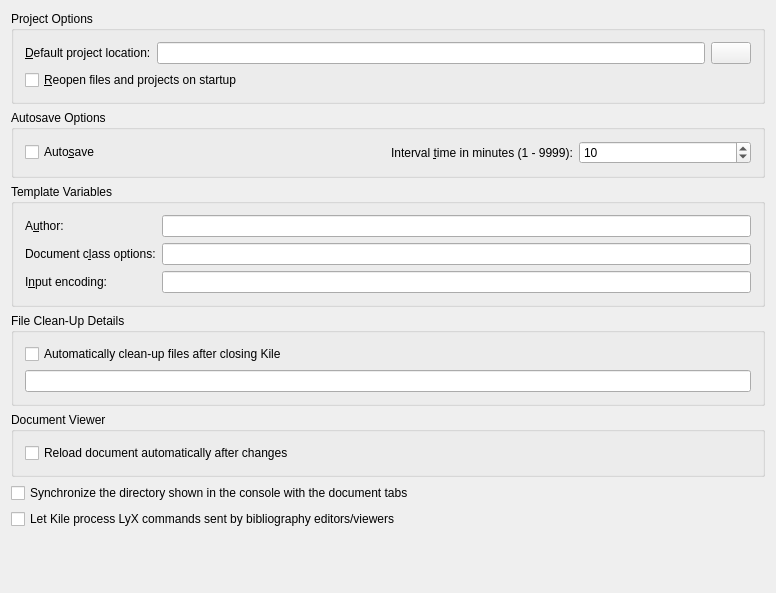
The window that src/widgets/generalconfigwidget.ui (KDE/kile) describes before a commit, drawn with Qt 5.
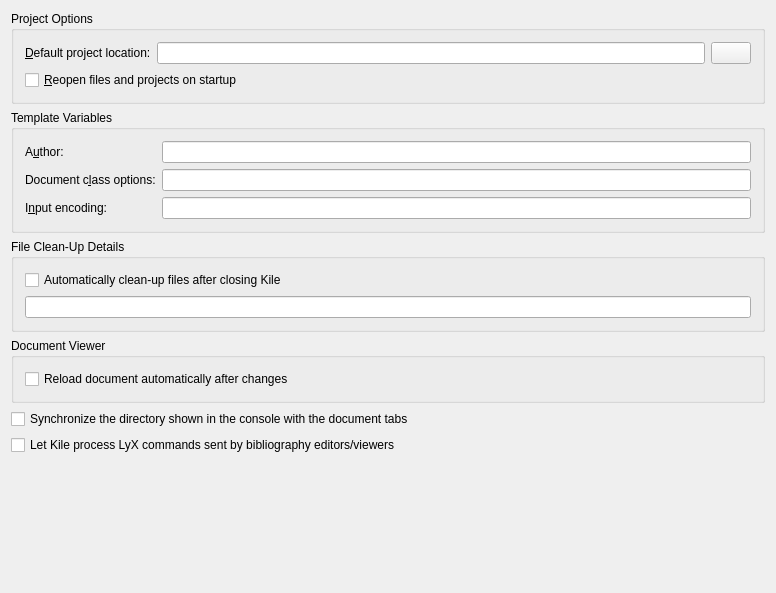
The same window after the commit. Custom widgets are drawn as their Qt base class.

Commit message:
Remove the auto-save feature
KTextEditor now has its own crash-recovery technique. As a positive side effect, the code flow in Kile also becomes easier.

```diff
--- a/src/widgets/generalconfigwidget.ui
+++ b/src/widgets/generalconfigwidget.ui
@@ -68,67 +68,6 @@
      </layout>
     </widget>
    </item>
-   <item>
-    <widget class="QGroupBox" name="groupBox1">
-     <property name="sizePolicy">
-      <sizepolicy hsizetype="Preferred" vsizetype="Minimum">
-       <horstretch>0</horstretch>
-       <verstretch>0</verstretch>
-      </sizepolicy>
-     </property>
-     <property name="title">
-      <string>Autosave Options</string>
-     </property>
-     <property name="flat">
-      <bool>false</bool>
-     </property>
-     <layout class="QHBoxLayout" name="horizontalLayout_2">
-      <item>
-       <widget class="QCheckBox" name="kcfg_Autosave">
-        <property name="text">
-         <string>Auto&amp;save</string>
-        </property>
-       </widget>
-      </item>
-      <item>
-       <layout class="QHBoxLayout">
-        <item>
-         <widget class="QLabel" name="textLabel1">
-          <property name="text">
-           <string>Interval &amp;time in minutes (1 - 9999):</string>
-          </property>
-          <property name="wordWrap">
-           <bool>false</bool>
-          </property>
-          <property name="buddy">
-           <cstring>kcfg_AutosaveInterval</cstring>
-          </property>
-         </widget>
-        </item>
-        <item>
-         <widget class="QSpinBox" name="kcfg_AutosaveInterval">
-          <property name="minimum">
-           <number>1</number>
-          </property>
-          <property name="maximum">
-           <number>9999</number>
-          </property>
-          <property name="value">
-           <number>10</number>
-          </property>
-          <property name="minValue" stdset="0">
-           <number>1</number>
-          </property>
-          <property name="maxValue" stdset="0">
-           <number>9999</number>
-          </property>
-         </widget>
-        </item>
-       </layout>
-      </item>
-     </layout>
-    </widget>
-   </item>
    <item>
     <widget class="QGroupBox" name="groupBox3">
      <property name="title">
```
The commit also changes 5 other files.
